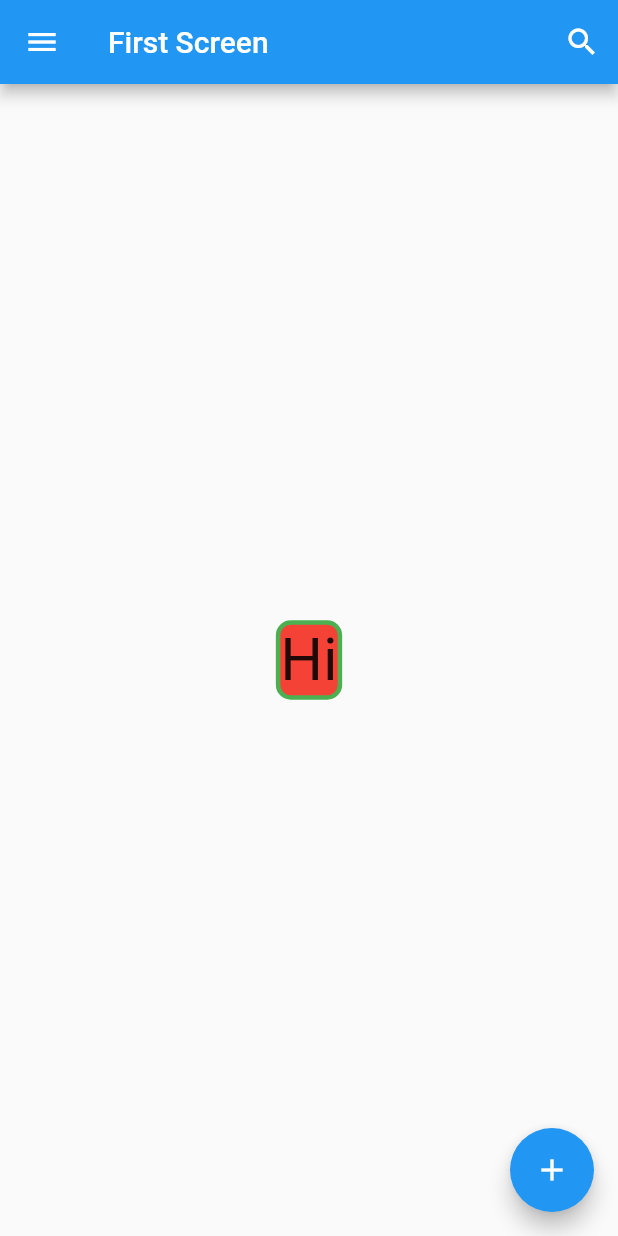
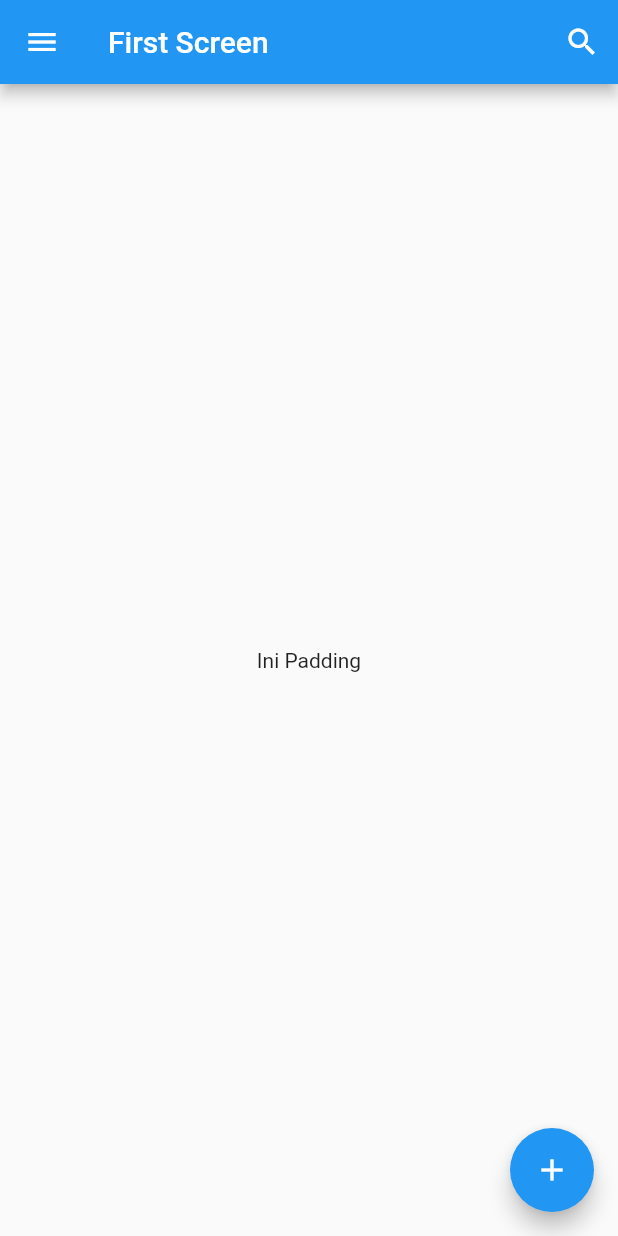
Before and after one commit to syofyanzuhad/Flutter-Dicoding-Learning, a Flutter app: the screen it shows after launch, on a phone screen of 412 x 824 dp. Run offline on Flutter 3.47's test engine with Material 2 defaults, Android fonts, the phone set to English and light mode, and no system bars.

Commit message:
learn: padding-widget

```diff
--- a/lib/main.dart
+++ b/lib/main.dart
@@ -40,14 +40,18 @@
       ),
       body: Center(
         // child: Text('Hello world!'),
-        child: Container(
-          child: Text('Hi', style: TextStyle(fontSize: 40),),
-          decoration: BoxDecoration(
-            color: Colors.red,
-            border: Border.all(color: Colors.green,width: 3),
-            borderRadius: BorderRadius.circular(10),
-          ),
-        )
+        // child: Container(
+        //   child: Text('Hi', style: TextStyle(fontSize: 40),),
+        //   decoration: BoxDecoration(
+        //     color: Colors.red,
+        //     border: Border.all(color: Colors.green,width: 3),
+        //     borderRadius: BorderRadius.circular(10),
+        //   ),
+        // )
+        child: Padding(
+          padding: EdgeInsets.all(30),
+          child: Text('Ini Padding'),
+        ),
       ),
       floatingActionButton: FloatingActionButton(
         onPressed: () {  },
```
